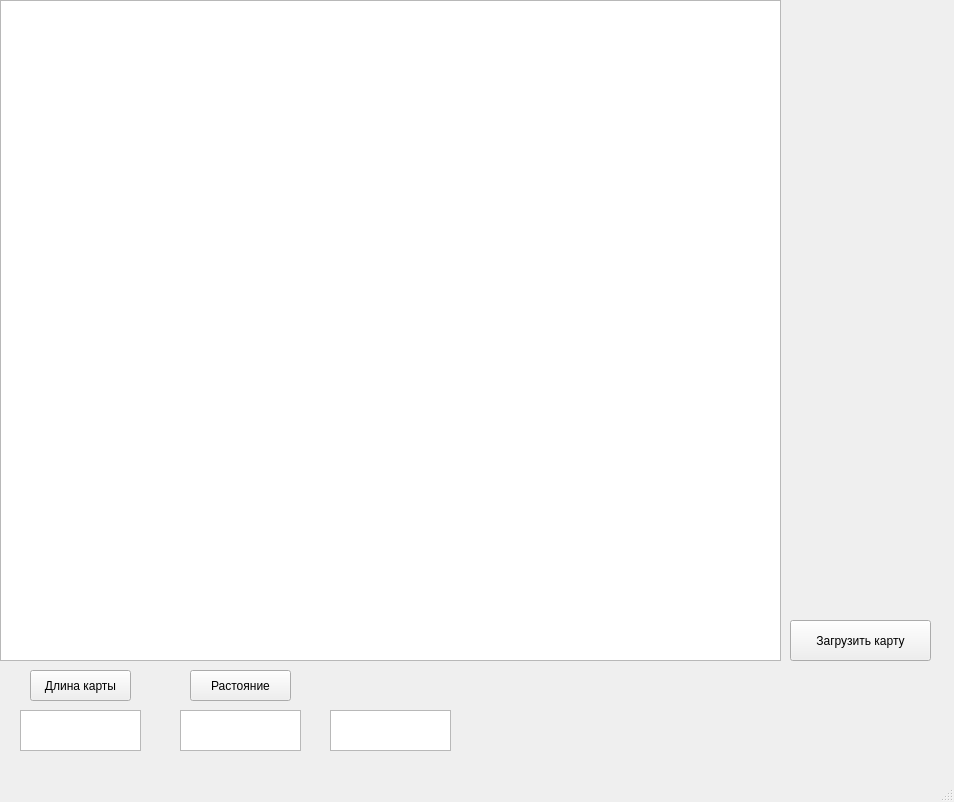
Above: dg.ui from arslanKN/rangefinder-calculator before the change. Below: the same form after it.
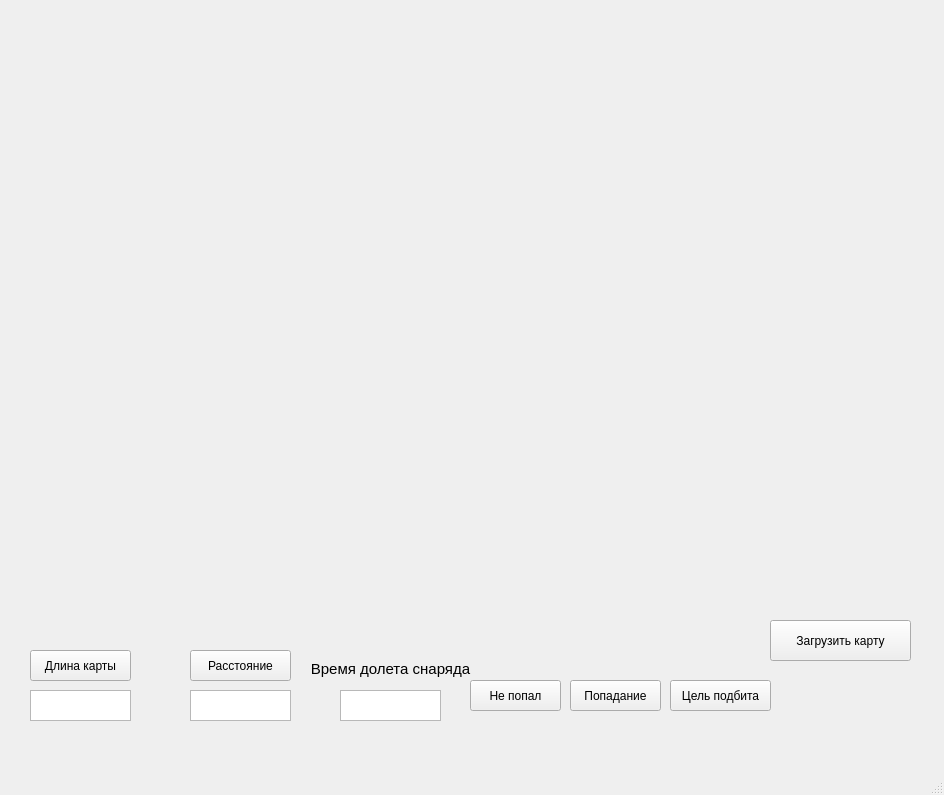
That is the form after the change.

The edit to the form file:
```diff
--- a/dg.ui
+++ b/dg.ui
@@ -6,47 +6,32 @@
    <rect>
     <x>0</x>
     <y>0</y>
-    <width>954</width>
-    <height>802</height>
+    <width>944</width>
+    <height>795</height>
    </rect>
   </property>
   <property name="windowTitle">
    <string>время</string>
   </property>
   <widget class="QWidget" name="centralwidget">
-   <widget class="QWidget" name="verticalLayoutWidget">
-    <property name="geometry">
-     <rect>
-      <x>0</x>
-      <y>0</y>
-      <width>781</width>
-      <height>661</height>
-     </rect>
-    </property>
-    <layout class="QVBoxLayout" name="verticalLayout">
-     <item>
-      <widget class="QGraphicsView" name="picture_Map"/>
-     </item>
-    </layout>
-   </widget>
    <widget class="QPushButton" name="set_line_map">
     <property name="geometry">
      <rect>
       <x>190</x>
-      <y>670</y>
+      <y>650</y>
       <width>101</width>
       <height>31</height>
      </rect>
     </property>
     <property name="text">
-     <string>Растояние</string>
+     <string>Расстояние</string>
     </property>
    </widget>
    <widget class="QPushButton" name="set_length_map">
     <property name="geometry">
      <rect>
       <x>30</x>
-      <y>670</y>
+      <y>650</y>
       <width>101</width>
       <height>31</height>
      </rect>
@@ -58,27 +43,17 @@
    <widget class="QTextBrowser" name="line_map">
     <property name="geometry">
      <rect>
-      <x>180</x>
-      <y>710</y>
-      <width>121</width>
-      <height>41</height>
-     </rect>
-    </property>
-   </widget>
-   <widget class="QTextBrowser" name="textBrowser_3">
-    <property name="geometry">
-     <rect>
-      <x>330</x>
-      <y>710</y>
-      <width>121</width>
-      <height>41</height>
+      <x>190</x>
+      <y>690</y>
+      <width>101</width>
+      <height>31</height>
      </rect>
     </property>
    </widget>
    <widget class="QPushButton" name="load_map">
     <property name="geometry">
      <rect>
-      <x>790</x>
+      <x>770</x>
       <y>620</y>
       <width>141</width>
       <height>41</height>
@@ -91,11 +66,73 @@
    <widget class="QTextEdit" name="lenght_map">
     <property name="geometry">
      <rect>
-      <x>20</x>
-      <y>710</y>
-      <width>121</width>
+      <x>30</x>
+      <y>690</y>
+      <width>101</width>
+      <height>31</height>
+     </rect>
+    </property>
+   </widget>
+   <widget class="QLabel" name="label">
+    <property name="geometry">
+     <rect>
+      <x>310</x>
+      <y>660</y>
+      <width>161</width>
       <height>41</height>
      </rect>
+    </property>
+    <property name="text">
+     <string>&lt;html&gt;&lt;head/&gt;&lt;body&gt;&lt;p align=&quot;center&quot;&gt;&lt;span style=&quot; font-size:11pt;&quot;&gt;Время долета снаряда&lt;/span&gt;&lt;/p&gt;&lt;p&gt;&lt;br/&gt;&lt;/p&gt;&lt;/body&gt;&lt;/html&gt;</string>
+    </property>
+   </widget>
+   <widget class="QTextEdit" name="projectile_flight_time">
+    <property name="geometry">
+     <rect>
+      <x>340</x>
+      <y>690</y>
+      <width>101</width>
+      <height>31</height>
+     </rect>
+    </property>
+   </widget>
+   <widget class="QPushButton" name="button_miss">
+    <property name="geometry">
+     <rect>
+      <x>470</x>
+      <y>680</y>
+      <width>91</width>
+      <height>31</height>
+     </rect>
+    </property>
+    <property name="text">
+     <string>Не попал</string>
+    </property>
+   </widget>
+   <widget class="QPushButton" name="button_target_destroyed">
+    <property name="geometry">
+     <rect>
+      <x>670</x>
+      <y>680</y>
+      <width>101</width>
+      <height>31</height>
+     </rect>
+    </property>
+    <property name="text">
+     <string>Цель подбита</string>
+    </property>
+   </widget>
+   <widget class="QPushButton" name="button_hit">
+    <property name="geometry">
+     <rect>
+      <x>570</x>
+      <y>680</y>
+      <width>91</width>
+      <height>31</height>
+     </rect>
+    </property>
+    <property name="text">
+     <string>Попадание</string>
     </property>
    </widget>
   </widget>
```
Left out of the diff: 4 changed lines with no effect on the pictures.
